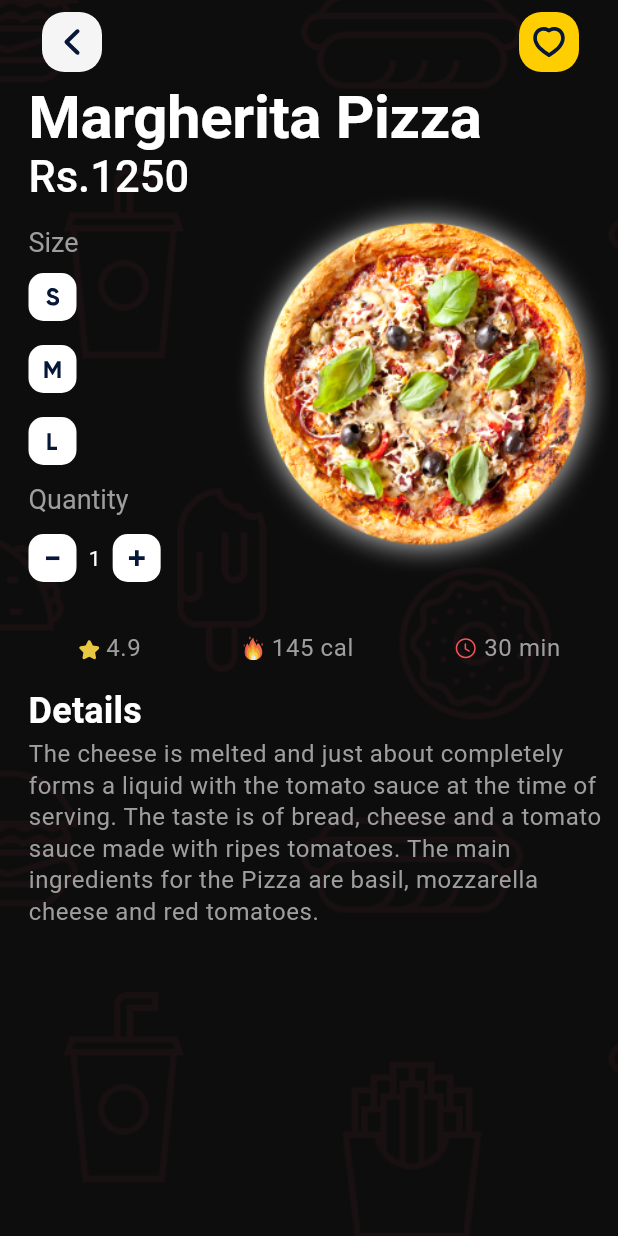
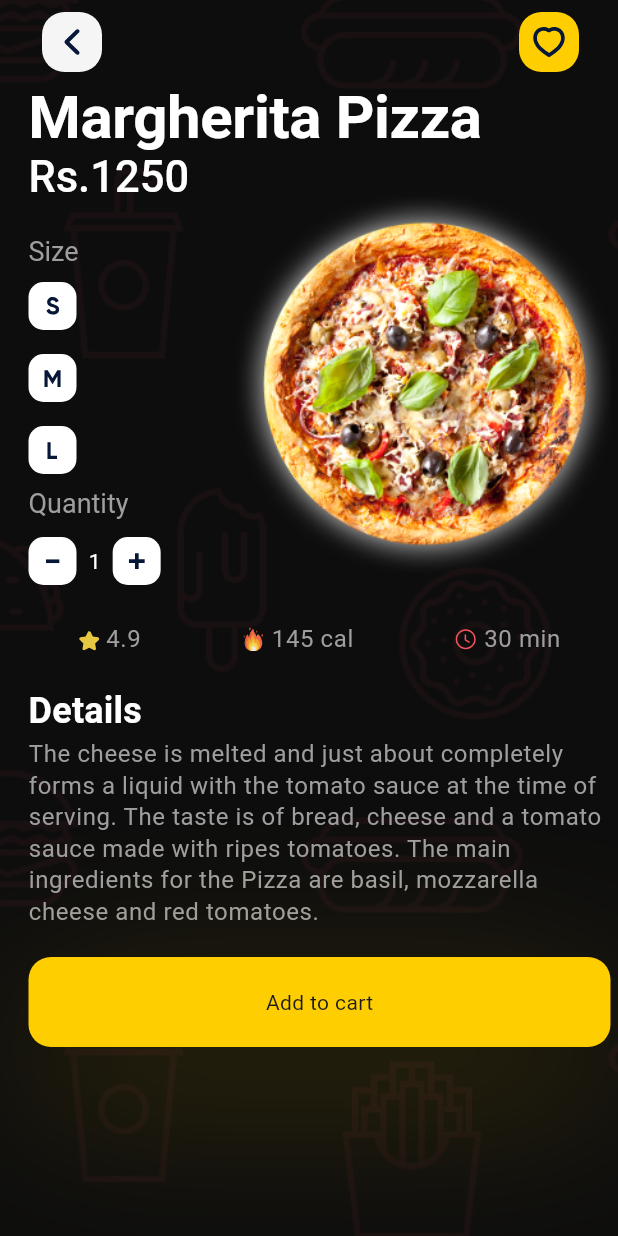
Before and after one commit to khyatikasundra/snack_app, a Flutter app: the screen it shows after launch, after a tap on "Margherita Pizza", on a phone screen of 412 x 824 dp. Run offline on Flutter 3.47's test engine with Material 3 defaults, Android fonts, the phone set to English and light mode, and no system bars; our stand-ins replace flutter_svg.

Commit message:
item added

```diff
--- a/lib/screen/check_out_screen.dart
+++ b/lib/screen/check_out_screen.dart
@@ -1,3 +1,4 @@
+import 'package:flutter/foundation.dart';
 import 'package:flutter/material.dart';
 import 'package:flutter_svg/svg.dart';
 import 'package:snacks_ordering_app/string/assets_string.dart';
@@ -10,36 +11,26 @@ import 'package:snacks_ordering_app/widgets/custom_scroll_widget.dart';
 
 class CheckOutScreen extends StatefulWidget {
   const CheckOutScreen({super.key});
-
   @override
   State<CheckOutScreen> createState() => _CheckOutScreenState();
 }
 
 class _CheckOutScreenState extends State<CheckOutScreen> {
-  final FocusNode _focusNode = FocusNode();
+  final FocusNode _focusNodeForSmallSize = FocusNode();
+  final FocusNode _focusNodeForMediumSize = FocusNode();
+  final FocusNode _focusNodeForLargeSize = FocusNode();
+
   double? imageSizeWidth = 253;
-  @override
-  void initState() {
-    _focusNode.addListener(onTapIconButtonSizeEvent);
-    super.initState();
-  }
-
-  void onTapIconButtonSizeEvent() {
-    imageSizeWidth = _focusNode.hasFocus ? 150 : 150;
-    print("clicked");
-    setState(() {});
-  }
+  Color? containerBackgroundColorSmallSize = Colors.white;
+  Color? containerBackgroundColorMediumSize = Colors.white;
+  Color? containerBackgroundColorLargeSize = Colors.white;
+  Color? counterBackgroundColor = Colors.white;
+  int _count = 1;
 
   @override
   Widget build(BuildContext context) {
     return CustomScaffold(
-      appBar: CustomAppBar(
-        leadingAssetName: AssetNameString.leftArrowIconAssertName,
-        onPressedLeadingIcon: () => Navigator.pop(context),
-        trailingEnable: true,
-        trailingIconBackgroundColor: const Color(0xFFFECE00),
-        trailingIcon: SvgPicture.asset(AssetNameString.heartIconAssertName),
-      ),
+      appBar: _customAppBar(),
       body: BackgroundContainer(
         child: SafeArea(
           child: CustomScrollWidget(
@@ -53,80 +44,11 @@ class _CheckOutScreenState extends State<CheckOutScreen> {
                     child: Stack(children: [
                       _richTextTitle(),
                       _itemImage(),
-                      Align(
-                        alignment: Alignment.bottomLeft,
-                        child: Padding(
-                          padding: const EdgeInsets.only(top: 80),
-                          child: Column(
-                            mainAxisAlignment: MainAxisAlignment.center,
-                            crossAxisAlignment: CrossAxisAlignment.start,
-                            children: [
-                              Text(
-                                CheckOutScreenStrings.sizeString,
-                                style:
-                                    Theme.of(context).textTheme.headlineSmall,
-                              ),
-                              CustomContainerSizesButton(
-                                icon: SvgPicture.asset(
-                                    AssetNameString.sLetterIcon),
-                                // onPressIconEvent: onTapIconButtonSizeEvent,focusNode: _focusNode,
-                              ),
-                              CustomContainerSizesButton(
-                                  icon: SvgPicture.asset(
-                                      AssetNameString.mLetterIcon)),
-                              CustomContainerSizesButton(
-                                  icon: SvgPicture.asset(
-                                      AssetNameString.lLetterIcon)),
-                              Padding(
-                                padding:
-                                    const EdgeInsets.symmetric(vertical: 3),
-                                child: Text(
-                                  CheckOutScreenStrings.quantityString,
-                                  style:
-                                      Theme.of(context).textTheme.headlineSmall,
-                                ),
-                              ),
-                              Row(
-                                children: [
-                                  CustomContainerSizesButton(
-                                      icon: SvgPicture.asset(
-                                          AssetNameString.dashSignIcon)),
-                                  const Padding(
-                                    padding:
-                                        EdgeInsets.symmetric(horizontal: 8),
-                                    child: Text("1",
-                                        style: TextStyle(color: Colors.white)),
-                                  ),
-                                  CustomContainerSizesButton(
-                                      icon: SvgPicture.asset(
-                                          AssetNameString.plusSignIcon))
-                                ],
-                              ),
-                              Padding(
-                                padding: const EdgeInsets.only(top: 25),
-                                child: Row(
-                                  mainAxisAlignment:
-                                      MainAxisAlignment.spaceAround,
-                                  children: [
-                                    _reviewDetailRichText(
-                                        AssetNameString.starIcon,
-                                        CheckOutScreenStrings.rating),
-                                    _reviewDetailRichText(
-                                        AssetNameString.fireIconAssetName,
-                                        CheckOutScreenStrings.calories),
-                                    _reviewDetailRichText(
-                                        AssetNameString.timeClockIcon,
-                                        CheckOutScreenStrings.timing)
-                                  ],
-                                ),
-                              )
-                            ],
-                          ),
-                        ),
-                      )
+                      _sizeQuantityRatingSection()
                     ]),
                   ),
-                  _detailContentRichText()
+                  _detailContentRichText(),
+                  _addToCardButton()
                 ],
               ),
             ),
@@ -135,6 +57,74 @@ class _CheckOutScreenState extends State<CheckOutScreen> {
       ),
     );
   }
+
+  //?FUNCTIONS
+  @override
+  void initState() {
+    _focusNodeForSmallSize.addListener(onTapIconButtonSizeEvent);
+    _focusNodeForMediumSize.addListener(onTapIconButtonSizeEvent);
+    _focusNodeForLargeSize.addListener(onTapIconButtonSizeEvent);
+    super.initState();
+  }
+
+  @override
+  void dispose() {
+    _focusNodeForSmallSize.dispose();
+    _focusNodeForLargeSize.dispose();
+    _focusNodeForMediumSize.dispose();
+    super.dispose();
+  }
+
+  void onTapIconButtonSizeEvent() {
+    if (_focusNodeForSmallSize.hasFocus) {
+      imageSizeWidth = 150;
+      containerBackgroundColorSmallSize = Colors.yellow;
+      containerBackgroundColorMediumSize = Colors.white;
+      containerBackgroundColorLargeSize = Colors.white;
+    } else if (_focusNodeForMediumSize.hasFocus) {
+      imageSizeWidth = 200;
+      containerBackgroundColorSmallSize = Colors.white;
+      containerBackgroundColorMediumSize = Colors.yellow;
+      containerBackgroundColorLargeSize = Colors.white;
+    } else if (_focusNodeForLargeSize.hasFocus) {
+      imageSizeWidth = 253;
+      containerBackgroundColorSmallSize = Colors.white;
+      containerBackgroundColorMediumSize = Colors.white;
+      containerBackgroundColorLargeSize = Colors.yellow;
+    }
+    setState(() {});
+  }
+
+  void onTapIncrementCounter() {
+    _count++;
+
+    setState(() {});
+  }
+
+  void onTapDecrementCounter() {
+    _count = _count > 0 ? _count - 1 : 0;
+
+    setState(() {});
+  }
+
+  //? WIDGET METHOD
+  Widget _customAppBar() => CustomAppBar(
+        leadingAssetName: AssetNameString.leftArrowIconAssertName,
+        onPressedLeadingIcon: () => Navigator.pop(context),
+        trailingEnable: true,
+        trailingIconBackgroundColor: const Color(0xFFFECE00),
+        trailingIcon: SvgPicture.asset(AssetNameString.heartIconAssertName),
+      );
+  Widget _customCounterContainer(
+          String assetName, VoidCallback onPressed) =>
+      Container(
+          width: 32,
+          height: 32,
+          decoration: BoxDecoration(
+              borderRadius: BorderRadius.circular(10),
+              color: counterBackgroundColor),
+          child: IconButton(
+              icon: SvgPicture.asset(assetName), onPressed: onPressed));
 
   Widget _richTextTitle() => Align(
         alignment: Alignment.topLeft,
@@ -156,6 +146,91 @@ class _CheckOutScreenState extends State<CheckOutScreen> {
           width: imageSizeWidth,
         ),
       );
+  Widget _sizeQuantityRatingSection() => Align(
+        alignment: Alignment.bottomLeft,
+        child: Padding(
+          padding: const EdgeInsets.only(top: 80),
+          child: Column(
+            mainAxisAlignment: MainAxisAlignment.center,
+            crossAxisAlignment: CrossAxisAlignment.start,
+            children: [
+              _sizeText(),
+              _customContainerSmallSizeButton(),
+              _customContainerMediumSizeButton(),
+              _customContainerLargeSizeButton(),
+              _qualityText(),
+              _counterButtonRow(),
+              _ratingBar()
+            ],
+          ),
+        ),
+      );
+  Widget _sizeText() => Text(
+        CheckOutScreenStrings.sizeString,
+        style: Theme.of(context).textTheme.headlineSmall,
+      );
+
+  Widget _customContainerSmallSizeButton() => CustomContainerSizesButton(
+        icon: SvgPicture.asset(AssetNameString.sLetterIcon),
+        onPressIconEvent: onTapIconButtonSizeEvent,
+        focusNode: _focusNodeForSmallSize,
+        color: containerBackgroundColorSmallSize,
+      );
+
+  Widget _customContainerMediumSizeButton() => CustomContainerSizesButton(
+        icon: SvgPicture.asset(AssetNameString.mLetterIcon),
+        onPressIconEvent: onTapIconButtonSizeEvent,
+        focusNode: _focusNodeForMediumSize,
+        color: containerBackgroundColorMediumSize,
+      );
+
+  Widget _customContainerLargeSizeButton() => CustomContainerSizesButton(
+        icon: SvgPicture.asset(AssetNameString.lLetterIcon),
+        onPressIconEvent: onTapIconButtonSizeEvent,
+        focusNode: _focusNodeForLargeSize,
+        color: containerBackgroundColorLargeSize,
+      );
+
+  Widget _qualityText() => Padding(
+        padding: const EdgeInsets.only(bottom: 10),
+        child: Text(
+          CheckOutScreenStrings.quantityString,
+          style: Theme.of(context).textTheme.headlineSmall,
+        ),
+      );
+
+  Widget _counterButtonRow() => Row(
+        children: [
+          _customCounterContainer(
+            AssetNameString.dashSignIcon,
+            onTapDecrementCounter,
+          ),
+          Padding(
+            padding: const EdgeInsets.symmetric(horizontal: 8),
+            child: Text(CheckOutScreenStrings.count(_count),
+                style: const TextStyle(color: Colors.white)),
+          ),
+          _customCounterContainer(
+            AssetNameString.plusSignIcon,
+            onTapIncrementCounter,
+          )
+        ],
+      );
+
+  Widget _ratingBar() => Padding(
+        padding: const EdgeInsets.only(top: 25),
+        child: Row(
+          mainAxisAlignment: MainAxisAlignment.spaceAround,
+          children: [
+            _reviewDetailRichText(
+                AssetNameString.starIcon, CheckOutScreenStrings.rating),
+            _reviewDetailRichText(AssetNameString.fireIconAssetName,
+                CheckOutScreenStrings.calories),
+            _reviewDetailRichText(
+                AssetNameString.timeClockIcon, CheckOutScreenStrings.timing)
+          ],
+        ),
+      );
 
   Widget _detailContentRichText() => RichText(
           text: TextSpan(children: [
@@ -170,6 +245,42 @@ class _CheckOutScreenState extends State<CheckOutScreen> {
             text: CheckOutScreenStrings.detailContent,
             style: Theme.of(context).textTheme.bodySmall)
       ]));
+
+  Widget _addToCardButton() => Padding(
+        padding: const EdgeInsets.symmetric(vertical: 20),
+        child: Center(
+          child: InkWell(
+            onTap: () => ScaffoldMessenger.of(context).showSnackBar(
+              SnackBar(
+                content:
+                    Text(CheckOutScreenStrings.yourItemAddedToCart(_count)),
+              ),
+            ),
+            child: _addButtonContainer(),
+          ),
+        ),
+      );
+
+  Widget _addButtonContainer() => Container(
+        width: MediaQuery.of(context).size.width > 400 ? 400 : 300,
+        decoration: BoxDecoration(
+            borderRadius: BorderRadius.circular(15),
+            color: const Color(0xFFFECE00),
+            boxShadow: addButtonBoxShadow()),
+        child: Padding(
+          padding: const EdgeInsets.all(20),
+          child: Center(child: Text(CheckOutScreenStrings.addToCart)),
+        ),
+      );
+
+  List<BoxShadow>? addButtonBoxShadow() => [
+        BoxShadow(
+            blurRadius: 100,
+            color: const Color(0xFFFECE00).withOpacity(0.2),
+            offset: const Offset(0, 30),
+            spreadRadius: 0)
+      ];
+
   Widget _reviewDetailRichText(String assertName, String reviewText) =>
       RichText(
           text: TextSpan(children: [
--- a/lib/screen/menu_screen.dart
+++ b/lib/screen/menu_screen.dart
@@ -17,53 +17,6 @@ class MenuScreen extends StatefulWidget {
 }
 
 class _MenuScreenState extends State<MenuScreen> {
-  List<PopularNowSectionDataClass> popularNowItem = [
-    PopularNowSectionDataClass(
-        imageAssetName: AssetNameString.pizzaImageAssetName,
-        itemNameText: MenuScreenStrings.margheritaPizza,
-        itemSpecialtyText: MenuScreenStrings.cheesyPizza),
-    PopularNowSectionDataClass(
-        imageAssetName: AssetNameString.hamburgerImageAssetName,
-        itemNameText: MenuScreenStrings.hamburger,
-        itemSpecialtyText: MenuScreenStrings.doublePatty),
-    PopularNowSectionDataClass(
-        imageAssetName: AssetNameString.hamburgerImageAssetName,
-        itemNameText: MenuScreenStrings.hamburger,
-        itemSpecialtyText: MenuScreenStrings.doublePatty),
-    PopularNowSectionDataClass(
-        imageAssetName: AssetNameString.pizzaImageAssetName,
-        itemNameText: MenuScreenStrings.margheritaPizza,
-        itemSpecialtyText: MenuScreenStrings.cheesyPizza),
-    PopularNowSectionDataClass(
-        imageAssetName: AssetNameString.pizzaImageAssetName,
-        itemNameText: MenuScreenStrings.margheritaPizza,
-        itemSpecialtyText: MenuScreenStrings.cheesyPizza),
-    PopularNowSectionDataClass(
-        imageAssetName: AssetNameString.hamburgerImageAssetName,
-        itemNameText: MenuScreenStrings.hamburger,
-        itemSpecialtyText: MenuScreenStrings.doublePatty),
-  ];
-
-  List<CategorySectionDataClass> categoryItem = [
-    CategorySectionDataClass(
-        imageAssetName: AssetNameString.pizzaSvgImageAssertName,
-        itemNameText: MenuScreenStrings.pizza),
-    CategorySectionDataClass(
-        imageAssetName: AssetNameString.burgerSvgImageAssertName,
-        itemNameText: MenuScreenStrings.burger),
-    CategorySectionDataClass(
-        imageAssetName: AssetNameString.popcornSvgImageAssertName,
-        itemNameText: MenuScreenStrings.popcorn),
-    CategorySectionDataClass(
-        imageAssetName: AssetNameString.pizzaSvgImageAssertName,
-        itemNameText: MenuScreenStrings.pizza),
-    CategorySectionDataClass(
-        imageAssetName: AssetNameString.burgerSvgImageAssertName,
-        itemNameText: MenuScreenStrings.burger),
-    CategorySectionDataClass(
-        imageAssetName: AssetNameString.popcornSvgImageAssertName,
-        itemNameText: MenuScreenStrings.popcorn),
-  ];
   bool _switchValue = false;
   bool _isGridViewVisible = true;
   bool _isListViewVisible = false;
@@ -100,6 +53,54 @@ class _MenuScreenState extends State<MenuScreen> {
     );
   }
 
+  //?LIST
+  List<CategorySectionDataClass> categoryItem = [
+    CategorySectionDataClass(
+        imageAssetName: AssetNameString.pizzaSvgImageAssertName,
+        itemNameText: MenuScreenStrings.pizza),
+    CategorySectionDataClass(
+        imageAssetName: AssetNameString.burgerSvgImageAssertName,
+        itemNameText: MenuScreenStrings.burger),
+    CategorySectionDataClass(
+        imageAssetName: AssetNameString.popcornSvgImageAssertName,
+        itemNameText: MenuScreenStrings.popcorn),
+    CategorySectionDataClass(
+        imageAssetName: AssetNameString.pizzaSvgImageAssertName,
+        itemNameText: MenuScreenStrings.pizza),
+    CategorySectionDataClass(
+        imageAssetName: AssetNameString.burgerSvgImageAssertName,
+        itemNameText: MenuScreenStrings.burger),
+    CategorySectionDataClass(
+        imageAssetName: AssetNameString.popcornSvgImageAssertName,
+        itemNameText: MenuScreenStrings.popcorn),
+  ];
+
+  List<PopularNowSectionDataClass> popularNowItem = [
+    PopularNowSectionDataClass(
+        imageAssetName: AssetNameString.pizzaImageAssetName,
+        itemNameText: MenuScreenStrings.margheritaPizza,
+        itemSpecialtyText: MenuScreenStrings.cheesyPizza),
+    PopularNowSectionDataClass(
+        imageAssetName: AssetNameString.hamburgerImageAssetName,
+        itemNameText: MenuScreenStrings.hamburger,
+        itemSpecialtyText: MenuScreenStrings.doublePatty),
+    PopularNowSectionDataClass(
+        imageAssetName: AssetNameString.hamburgerImageAssetName,
+        itemNameText: MenuScreenStrings.hamburger,
+        itemSpecialtyText: MenuScreenStrings.doublePatty),
+    PopularNowSectionDataClass(
+        imageAssetName: AssetNameString.pizzaImageAssetName,
+        itemNameText: MenuScreenStrings.margheritaPizza,
+        itemSpecialtyText: MenuScreenStrings.cheesyPizza),
+    PopularNowSectionDataClass(
+        imageAssetName: AssetNameString.pizzaImageAssetName,
+        itemNameText: MenuScreenStrings.margheritaPizza,
+        itemSpecialtyText: MenuScreenStrings.cheesyPizza),
+    PopularNowSectionDataClass(
+        imageAssetName: AssetNameString.hamburgerImageAssetName,
+        itemNameText: MenuScreenStrings.hamburger,
+        itemSpecialtyText: MenuScreenStrings.doublePatty),
+  ];
 //?WIDGET METHODS
   PreferredSize _appBar() => PreferredSize(
         preferredSize: const Size(double.infinity, kToolbarHeight),
--- a/lib/string/check_out_screen_strings.dart
+++ b/lib/string/check_out_screen_strings.dart
@@ -9,4 +9,8 @@ class CheckOutScreenStrings {
   static String rating = " 4.9";
   static String calories = " 145 cal";
   static String timing = " 30 min";
+  static String addToCart = "Add to cart";
+  static String yourItemAddedToCart(int count) =>
+      "Your selected $count item is added in the cart";
+  static String count(int count) => "$count";
 }
--- a/lib/widgets/custom_category_card.dart
+++ b/lib/widgets/custom_category_card.dart
@@ -22,6 +22,20 @@ class _CustomCategoryCardState extends State<CustomCategoryCard> {
   bool _isClickContainer = false;
 
   @override
+  Widget build(BuildContext context) {
+    return Padding(
+      padding: const EdgeInsets.only(right: 5, left: 5),
+      child: Container(
+        decoration: BoxDecoration(
+          borderRadius: BorderRadius.circular(30),
+          boxShadow: _isClickContainer ? boxShadow() : null,
+        ),
+        child: _cardContainer(),
+      ),
+    );
+  }
+
+  @override
   void initState() {
     super.initState();
     _focusNode.addListener(onTap);
@@ -43,24 +57,8 @@ class _CustomCategoryCardState extends State<CustomCategoryCard> {
     setState(() {});
   }
 
-  @override
-  Widget build(BuildContext context) {
-    return Padding(
-      padding: const EdgeInsets.only(right: 5, left: 5),
-      child: Container(
-        decoration: BoxDecoration(
-          borderRadius: BorderRadius.circular(30),
-          boxShadow: _isClickContainer
-              ? [
-                  BoxShadow(
-                    color: Colors.white.withOpacity(0.3),
-                    spreadRadius: 1,
-                    blurRadius: 10,
-                  )
-                ]
-              : null,
-        ),
-        child: GestureDetector(
+  //?WIDGET METHOD
+  Widget _cardContainer() => GestureDetector(
         onTap: () => FocusScope.of(context).requestFocus(_focusNode),
         child: Card(
           color: _surfaceTintColor,
@@ -86,8 +84,13 @@ class _CustomCategoryCardState extends State<CustomCategoryCard> {
             ),
           ),
         ),
-        ),
-      ),
       );
+
+  List<BoxShadow>? boxShadow() => [
+        BoxShadow(
+          color: Colors.white.withOpacity(0.3),
+          spreadRadius: 1,
+          blurRadius: 10,
+        )
+      ];
 }
-}
--- a/lib/widgets/custom_container_sizes_button.dart
+++ b/lib/widgets/custom_container_sizes_button.dart
@@ -1,31 +1,16 @@
 import 'package:flutter/material.dart';
 
-class CustomContainerSizesButton extends StatefulWidget {
+class CustomContainerSizesButton extends StatelessWidget {
   final Widget? icon;
   final VoidCallback? onPressIconEvent;
   final FocusNode? focusNode;
+  final Color? color;
   const CustomContainerSizesButton(
-      {this.icon, this.onPressIconEvent, this.focusNode, super.key});
-
-  @override
-  State<CustomContainerSizesButton> createState() =>
-      _CustomContainerSizesButtonState();
-}
-
-class _CustomContainerSizesButtonState
-    extends State<CustomContainerSizesButton> {
-  final FocusNode _focusNode = FocusNode();
-  Color? color = Colors.white;
-  @override
-  void initState() {
-    _focusNode.addListener(onPress);
-    super.initState();
-  }
-
-  void onPress() {
-    color = _focusNode.hasFocus ? const Color(0xFFFECE00) : Colors.white;
-    setState(() {});
-  }
+      {this.icon,
+      this.onPressIconEvent,
+      this.color = Colors.white,
+      this.focusNode,
+      super.key});
 
   @override
   Widget build(BuildContext context) {
@@ -38,10 +23,10 @@ class _CustomContainerSizesButtonState
               borderRadius: BorderRadius.circular(10), color: color),
           child: IconButton(
             onPressed: () {
-              FocusScope.of(context).requestFocus(_focusNode);
-              widget.onPressIconEvent;
+              FocusScope.of(context).requestFocus(focusNode);
+              onPressIconEvent;
             },
-            icon: widget.icon ?? const Icon(Icons.question_mark),
+            icon: icon ?? const Icon(Icons.question_mark),
           )),
     );
   }
--- a/lib/widgets/image_bottom_shadow.dart
+++ b/lib/widgets/image_bottom_shadow.dart
@@ -24,7 +24,7 @@ class ImageBottomShadow extends StatelessWidget {
         child,
         Positioned.fill(
           top: 105,
-          bottom: 6, // Adjust as needed
+          bottom: 6,
           child: Padding(
             padding: const EdgeInsets.symmetric(horizontal: 20),
             child: ClipOval(
```
Lines whose indentation alone changed are shown as unchanged.
